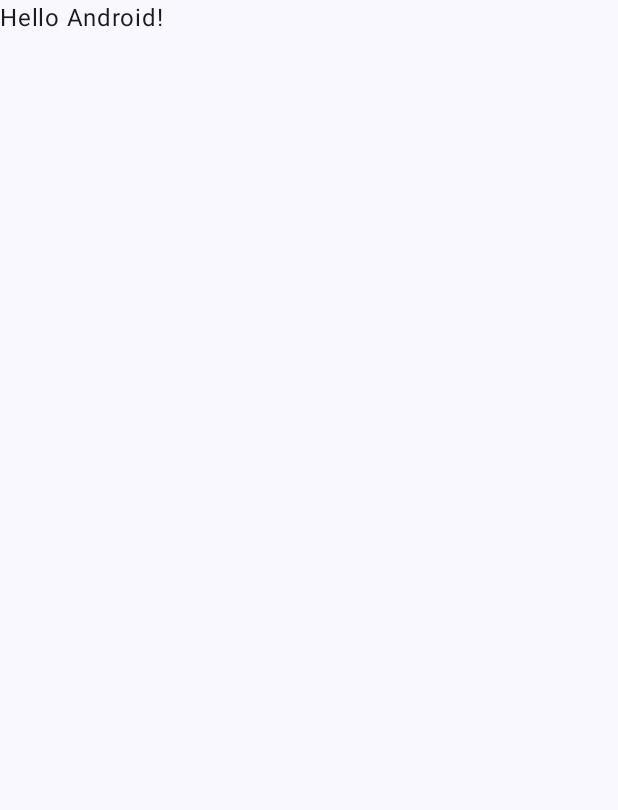
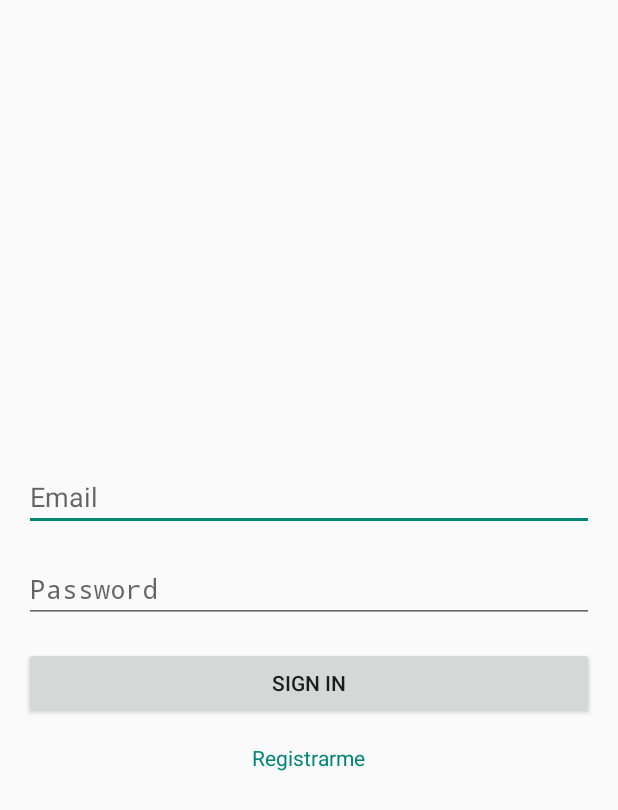
Before and after one commit to diegovarias/virtualstore, an Android app built with Jetpack Compose: the screen it shows after launch (MainActivity before the commit, LoginActivity after it), on a phone screen of 412 x 824 dp. Before the commit the part shown is almost empty. Shown: the top 810 px of the screen. Run offline under Robolectric (Android 15) with nearby library versions, the phone set to English and light mode, and no system bars; libraries missing offline, so code that uses them is left out: org.mindrot.jbcrypt.

```diff
--- /dev/null
+++ b/app/src/main/java/com/example/virtualstore/LoginActivity.kt
@@ -0,0 +1,47 @@
+package com.example.virtualstore
+
+import android.app.Activity
+import android.content.Intent
+import android.os.Bundle
+import android.widget.Button
+import android.widget.EditText
+import android.widget.TextView
+import android.widget.Toast
+import db.repositories.ClientRepository
+
+class LoginActivity : Activity() {
+
+    private lateinit var clientRepository: ClientRepository
+
+    override fun onCreate(savedInstanceState: Bundle?) {
+        super.onCreate(savedInstanceState)
+        setContentView(R.layout.activity_login)
+
+        clientRepository = ClientRepository(this)
+
+        val buttonSignIn = findViewById<Button>(R.id.buttonSignIn)
+        val editTextEmail = findViewById<EditText>(R.id.editTextEmail)
+        val editTextPassword = findViewById<EditText>(R.id.editTextPassword)
+        val textViewRegister = findViewById<TextView>(R.id.textViewRegister)
+
+        buttonSignIn.setOnClickListener {
+            val email = editTextEmail.text.toString()
+            val password = editTextPassword.text.toString()
+
+            if (clientRepository.signIn(email, password)) {
+                Toast.makeText(this, "Inicio de sesión exitoso", Toast.LENGTH_SHORT).show()
+
+                val intent = Intent(this, ProductsActivity::class.java)
+                startActivity(intent)
+                finish()
+            } else {
+                Toast.makeText(this, "Credenciales incorrectas", Toast.LENGTH_SHORT).show()
+            }
+        }
+
+        textViewRegister.setOnClickListener {
+            val intent = Intent(this, RegisterActivity::class.java)
+            startActivity(intent)
+        }
+    }
+}
--- a/app/src/main/java/com/example/virtualstore/MainActivity.kt
+++ b/app/src/main/java/com/example/virtualstore/MainActivity.kt
@@ -1,43 +1,13 @@
 package com.example.virtualstore
 
+import android.app.Activity
 import android.os.Bundle
-import androidx.activity.ComponentActivity
-import androidx.activity.compose.setContent
-import androidx.compose.foundation.layout.fillMaxSize
-import androidx.compose.material3.MaterialTheme
-import androidx.compose.material3.Surface
-import androidx.compose.material3.Text
-import androidx.compose.runtime.Composable
-import androidx.compose.ui.Modifier
-import androidx.compose.ui.tooling.preview.Preview
-import com.example.virtualstore.ui.theme.VirtualStoreTheme
+import android.widget.Button
+import android.widget.TextView
+import android.content.ContentValues
+import android.database.sqlite.SQLiteDatabase
+import db.contracts.ClientContract
+import db.helpers.ClientDbHelper
 
-class MainActivity : ComponentActivity() {
-    override fun onCreate(savedInstanceState: Bundle?) {
-        super.onCreate(savedInstanceState)
-        setContent {
-            VirtualStoreTheme {
-                // A surface container using the 'background' color from the theme
-                Surface(modifier = Modifier.fillMaxSize(), color = MaterialTheme.colorScheme.background) {
-                    Greeting("Android")
-                }
-            }
-        }
-    }
+class MainActivity : Activity() {
 }
-
-@Composable
-fun Greeting(name: String, modifier: Modifier = Modifier) {
-    Text(
-            text = "Hello $name!",
-            modifier = modifier
-    )
-}
-
-@Preview(showBackground = true)
-@Composable
-fun GreetingPreview() {
-    VirtualStoreTheme {
-        Greeting("Android")
-    }
-}
--- /dev/null
+++ b/app/src/main/java/com/example/virtualstore/models/Product.kt
@@ -0,0 +1,3 @@
+package com.example.virtualstore.models
+
+data class Product(val name: String, val price: Double)
--- /dev/null
+++ b/app/src/main/java/db/helpers/ClientDbHelper.kt
@@ -0,0 +1,35 @@
+package db.helpers
+
+import android.content.Context
+import android.database.sqlite.SQLiteDatabase
+import android.database.sqlite.SQLiteOpenHelper
+import db.contracts.ClientContract
+
+class ClientDbHelper(context: Context) : SQLiteOpenHelper(context, DATABASE_NAME, null, DATABASE_VERSION) {
+
+    override fun onCreate(db: SQLiteDatabase) {
+        db.execSQL(SQL_CREATE_ENTRIES)
+    }
+
+    override fun onUpgrade(db: SQLiteDatabase, oldVersion: Int, newVersion: Int) {
+        db.execSQL(SQL_DELETE_ENTRIES)
+        onCreate(db)
+    }
+
+    override fun onDowngrade(db: SQLiteDatabase, oldVersion: Int, newVersion: Int) {
+        onUpgrade(db, oldVersion, newVersion)
+    }
+
+    companion object {
+        const val DATABASE_VERSION = 1
+        const val DATABASE_NAME = "Clients.db"
+
+        private const val SQL_CREATE_ENTRIES = "CREATE TABLE ${ClientContract.ClientEntry.TABLE_NAME} (" +
+                "${ClientContract.ClientEntry.COLUMN_NAME_ID} INTEGER PRIMARY KEY," +
+                "${ClientContract.ClientEntry.COLUMN_NAME_NAME} TEXT," +
+                "${ClientContract.ClientEntry.COLUMN_NAME_EMAIL} TEXT," +
+                "${ClientContract.ClientEntry.COLUMN_NAME_PASSWORD} TEXT)"
+
+        private const val SQL_DELETE_ENTRIES = "DROP TABLE IF EXISTS ${ClientContract.ClientEntry.TABLE_NAME}"
+    }
+}
--- /dev/null
+++ b/app/src/main/res/layout/activity_login.xml
@@ -0,0 +1,41 @@
+<?xml version="1.0" encoding="utf-8"?>
+<LinearLayout
+    xmlns:android="http://schemas.android.com/apk/res/android"
+    xmlns:tools="http://schemas.android.com/tools"
+    android:layout_width="match_parent"
+    android:layout_height="match_parent"
+    android:orientation="vertical"
+    android:padding="16dp"
+    android:gravity="center"
+    tools:context=".LoginActivity">
+
+    <EditText
+        android:id="@+id/editTextEmail"
+        android:layout_width="match_parent"
+        android:layout_height="wrap_content"
+        android:hint="Email"
+        android:inputType="textEmailAddress" />
+
+    <EditText
+        android:id="@+id/editTextPassword"
+        android:layout_width="match_parent"
+        android:layout_height="wrap_content"
+        android:layout_marginTop="16dp"
+        android:hint="Password"
+        android:inputType="textPassword" />
+
+    <Button
+        android:id="@+id/buttonSignIn"
+        android:layout_width="match_parent"
+        android:layout_height="wrap_content"
+        android:layout_marginTop="16dp"
+        android:text="Sign In" />
+
+    <TextView
+        android:id="@+id/textViewRegister"
+        android:layout_width="wrap_content"
+        android:layout_height="wrap_content"
+        android:layout_marginTop="16dp"
+        android:text="Registrarme"
+        android:textColor="?android:attr/colorAccent" />
+</LinearLayout>
```
Also changed, not shown: app/build.gradle (+8 -0 lines), app/src/main/AndroidManifest.xml (+11 -2 lines), app/src/main/java/com/example/virtualstore/ProductsActivity.kt (added, +58 -0 lines), app/src/main/java/com/example/virtualstore/RegisterActivity.kt (added, +43 -0 lines), app/src/main/java/com/example/virtualstore/adapters/ProductAdapter.kt (added, +40 -0 lines), app/src/main/java/db/contracts/ClientContract.kt (added, +13 -0 lines), app/src/main/java/db/contracts/ProductContract.kt (added, +12 -0 lines), app/src/main/java/db/helpers/ProductDbHelper.kt (added, +30 -0 lines), app/src/main/java/db/repositories/ClientRepository.kt (added, +55 -0 lines), app/src/main/res/layout/activity_item.xml (added, +36 -0 lines), app/src/main/res/layout/activity_products.xml (added, +10 -0 lines), app/src/main/res/layout/activity_register.xml (added, +41 -0 lines).
